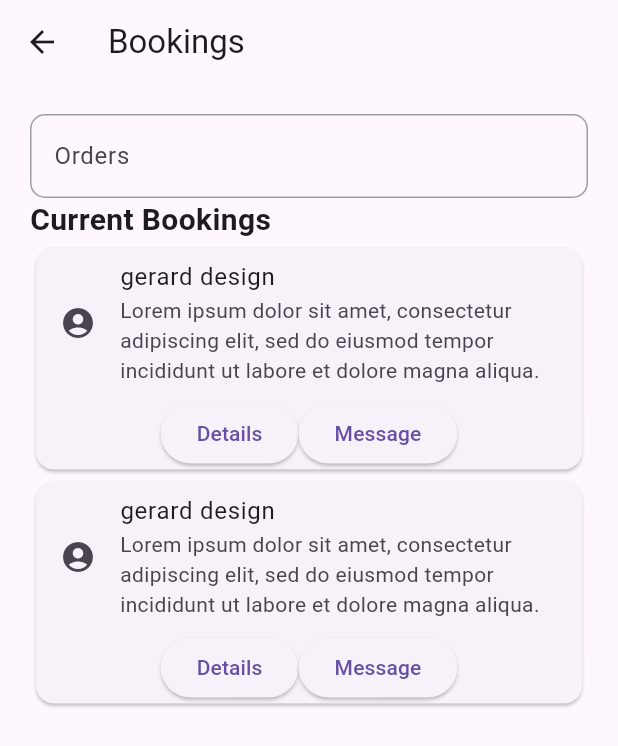
After one commit to NewMinds-Apps-Moviles-WX61/AutoYa_App, a Flutter app: the Booking screen opened directly, on a phone screen of 412 x 824 dp. The commit adds this screen. Shown: the top 746 px of the screen. Run offline on Flutter 3.47's test engine with Material 3 defaults, Android fonts, the phone set to English and light mode, and no system bars.

Commit message:
feat: added booking and inbox views

```diff
--- a/lib/main.dart
+++ b/lib/main.dart
@@ -1,4 +1,5 @@
 import 'package:flutter/material.dart';
+import 'package:flutter_application_1/ui/booking_page.dart';
 import 'package:flutter_application_1/ui/inicio_sesion.dart';
 
 void main() {
--- /dev/null
+++ b/lib/ui/booking_page.dart
@@ -0,0 +1,98 @@
+import 'dart:io';
+
+import 'package:flutter/material.dart';
+
+class Booking extends StatelessWidget {
+  @override
+  Widget build(BuildContext context) {
+    return Scaffold(
+      appBar: AppBar(
+        title: Text('Bookings'),
+      ),
+      body: Padding(
+        padding: const EdgeInsets.all(20.0),
+        child: Column(
+          children: [
+            TextFormField(
+              decoration: InputDecoration(
+                label: const Text('Orders'),
+                hintText:'Search orders',
+                enabledBorder: OutlineInputBorder(
+                  borderSide: const BorderSide(color: Colors.grey),
+                  borderRadius: BorderRadius.circular(10),
+                ),
+                focusedBorder: OutlineInputBorder(
+                  borderSide: const BorderSide(
+                    color: Colors.black,
+                    width: 2,
+                  ),
+                  borderRadius: BorderRadius.circular(15),
+                ),
+
+              ),
+            ),
+
+            Row(
+              children: [
+                Text('Current Bookings',
+                  style: TextStyle(
+                      fontSize: 20,
+                      fontWeight: FontWeight.bold
+                  ),
+                ),
+              ],
+            ),
+            Card(
+              child: Column(
+                mainAxisSize: MainAxisSize.min,
+                children: <Widget>[
+                  const ListTile(
+                    leading: Icon(Icons.account_circle_rounded),
+                    title: Text('gerard design'),
+                    subtitle: Text('Lorem ipsum dolor sit amet, consectetur adipiscing elit, sed do eiusmod tempor incididunt ut labore et dolore magna aliqua.'),
+                  ),
+                  Row(
+                    mainAxisAlignment: MainAxisAlignment.center,
+                    children: <Widget>[
+                      ElevatedButton(
+                        onPressed: () {}, child: Text("Details"),
+                      ),
+                      ElevatedButton(
+                        onPressed: () {}, child: Text("Message"),
+                      )
+                    ],
+                  )
+                ],
+              ),
+            ),
+            Card(
+              child: Column(
+                mainAxisSize: MainAxisSize.min,
+                children: <Widget>[
+                  const ListTile(
+                    leading: Icon(Icons.account_circle_rounded),
+                    title: Text('gerard design'),
+                    subtitle: Text('Lorem ipsum dolor sit amet, consectetur adipiscing elit, sed do eiusmod tempor incididunt ut labore et dolore magna aliqua.'),
+                  ),
+                  Row(
+                    mainAxisAlignment: MainAxisAlignment.center,
+                    children: <Widget>[
+                      ElevatedButton(
+                        onPressed: () {}, child: Text("Details"),
+                      ),
+                      ElevatedButton(
+                        onPressed: () {}, child: Text("Message"),
+                      )
+                    ],
+                  )
+                ],
+              ),
+            )
+
+          ],
+        ),
+
+      ),
+    );
+  }
+}
```
Also changed, not shown: lib/ui/inbox_page.dart (added, +87 -0 lines).
